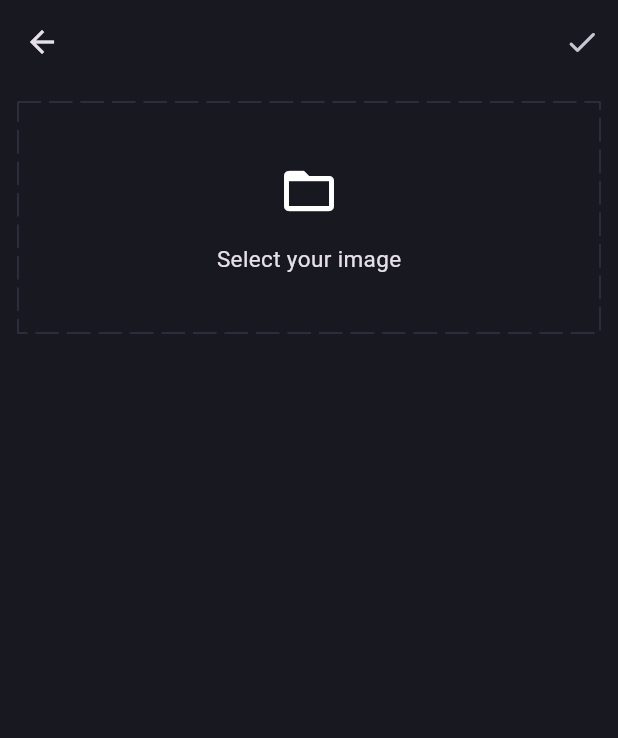
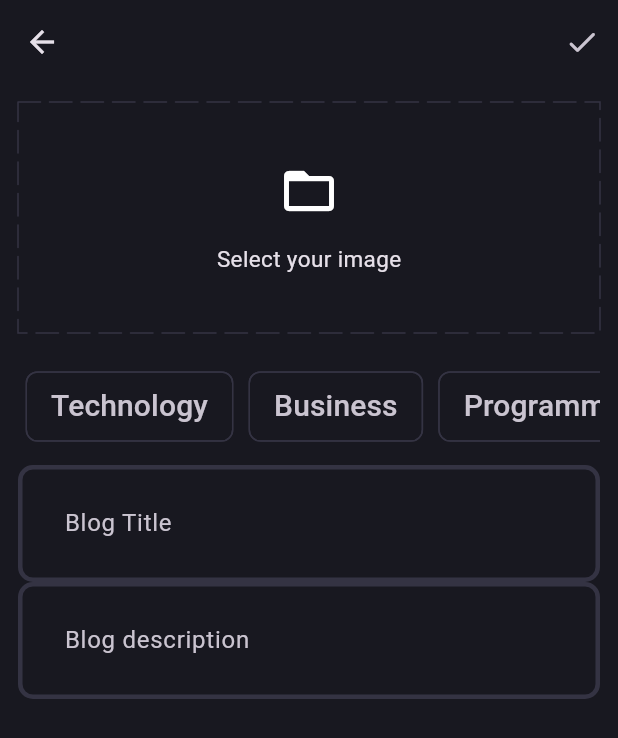
Before and after one commit to ritik6559/Echo, a Flutter app: the AddBlogScreen screen opened directly, on a phone screen of 412 x 824 dp. Shown: the top 738 px of the screen. Run offline on Flutter 3.47's test engine with Material 3 defaults, Android fonts, the phone set to English and light mode, and no system bars; drawn by our look-alikes of dotted_border; our stand-ins replace flutter_bloc, fpdart, get_it, supabase_flutter; accounts and stored records are empty.

Commit message:
completing add blog screen ui

```diff
--- a/lib/features/blog/presentation/screens/add_blog_screen.dart
+++ b/lib/features/blog/presentation/screens/add_blog_screen.dart
@@ -1,4 +1,5 @@
 import 'package:blog_app/core/theme/app_pallete.dart';
+import 'package:blog_app/features/blog/presentation/widgets/blog_editor.dart';
 import 'package:dotted_border/dotted_border.dart';
 import 'package:flutter/material.dart';
 
@@ -10,6 +11,18 @@ class AddBlogScreen extends StatefulWidget {
 }
 
 class _AddBlogScreenState extends State<AddBlogScreen> {
+  final TextEditingController titleController = TextEditingController();
+  final TextEditingController descriptionController = TextEditingController();
+
+  List<String> selectedTopics = [];
+
+  @override
+  void dispose() {
+    super.dispose();
+    titleController.dispose();
+    descriptionController.dispose();
+  }
+
   @override
   Widget build(BuildContext context) {
     return Scaffold(
@@ -29,13 +42,15 @@ class _AddBlogScreenState extends State<AddBlogScreen> {
           child: Column(
             children: [
               DottedBorder(
-                radius: const Radius.circular(20),
+                radius: const Radius.circular(40),
                 color: AppPallete.borderColor,
-                dashPattern: const [15,6],
+                dashPattern: const [15, 6],
                 strokeCap: StrokeCap.round,
                 child: Container(
                   height: 150,
                   width: double.infinity,
+                  decoration:
+                      BoxDecoration(borderRadius: BorderRadius.circular(20)),
                   child: const Column(
                     mainAxisAlignment: MainAxisAlignment.center,
                     children: [
@@ -55,7 +70,58 @@ class _AddBlogScreenState extends State<AddBlogScreen> {
                     ],
                   ),
                 ),
-              )
+              ),
+              const SizedBox(height: 20),
+              SingleChildScrollView(
+                scrollDirection: Axis.horizontal,
+                child: Row(
+                  children: [
+                    'Technology',
+                    'Business',
+                    'Programming',
+                    'Entertainment',
+                    'World Affairs'
+                  ]
+                      .map(
+                        (e) => Padding(
+                          padding: const EdgeInsets.all(5.0),
+                          child: GestureDetector(
+                            onTap: () {
+                              if (selectedTopics.contains(e)) {
+                                selectedTopics.remove(e);
+                              } else {
+                                selectedTopics.add(e);
+                              }
+                              setState(() {});
+                            },
+                            child: Chip(
+                              color: selectedTopics.contains(e)
+                                  ? const WidgetStatePropertyAll(
+                                      AppPallete.gradient1,
+                                    )
+                                  : null,
+                              side: selectedTopics.contains(e)
+                                  ? null
+                                  : const BorderSide(
+                                      color: AppPallete.borderColor,
+                                    ),
+                              label: Text(
+                                e,
+                                style: const TextStyle(
+                                  fontSize: 20,
+                                ),
+                              ),
+                            ),
+                          ),
+                        ),
+                      )
+                      .toList(),
+                ),
+              ),
+              const SizedBox(height: 10),
+              BlogEditor(controller: titleController, hint: 'Blog Title'),
+              BlogEditor(
+                  controller: descriptionController, hint: 'Blog description'),
             ],
           ),
         ),
--- /dev/null
+++ b/lib/features/blog/presentation/widgets/blog_editor.dart
@@ -0,0 +1,22 @@
+import 'package:flutter/material.dart';
+
+class BlogEditor extends StatelessWidget {
+  final TextEditingController controller;
+  final String hint;
+  const BlogEditor({
+    super.key,
+    required this.controller,
+    required this.hint,
+  });
+
+  @override
+  Widget build(BuildContext context) {
+    return TextFormField(
+      controller: controller,
+      decoration: InputDecoration(
+        hintText: hint,
+      ),
+      maxLines: null,//with null it can have infinie no of lines.
+    );
+  }
+}
```
